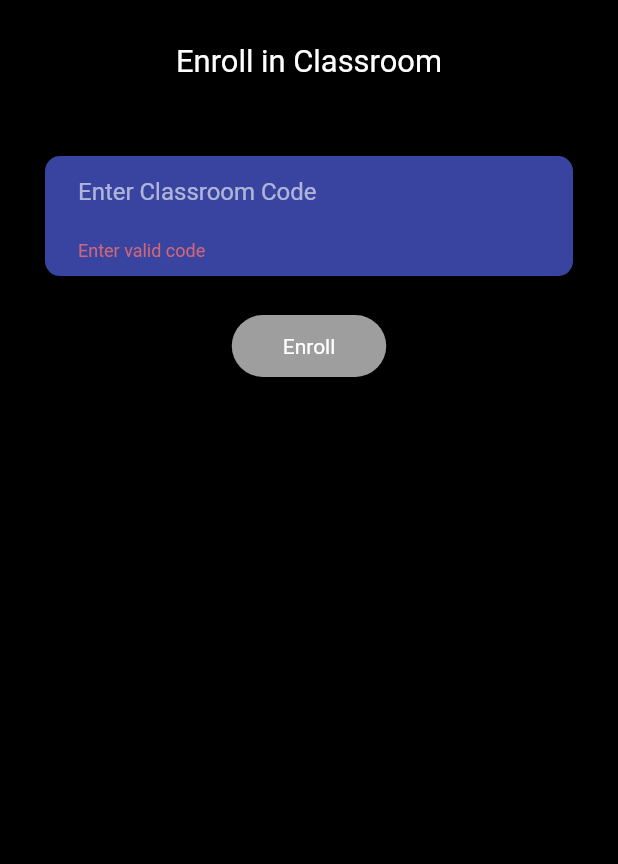
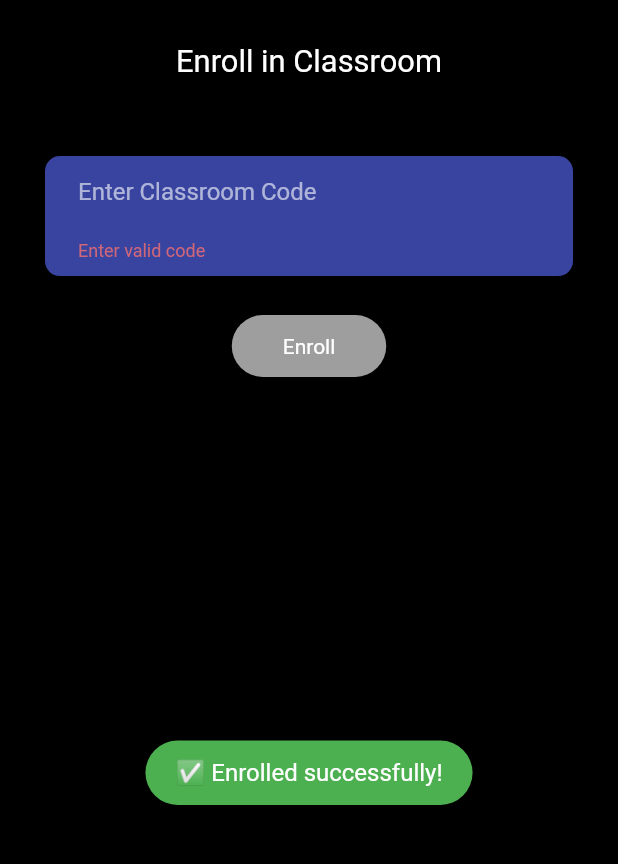
Before and after one commit to rudratejC/UnDoubt, a Flutter app: the EnrollClassroomScreen screen opened directly, after a tap on "Enroll", on a phone screen of 412 x 824 dp, the part 335-1199 px from its top. Run offline on Flutter 3.47's test engine with Material 2 defaults, Android fonts, the phone set to English and light mode, and no system bars; our stand-ins replace cloud_firestore, firebase_auth, firebase_core, firebase_storage, fluttertoast, google_sign_in and 3 more; accounts and stored records are empty.

Commit message:
Toast in all screens implemented

```diff
--- a/lib/screens/bottom_sheet_ans.dart
+++ b/lib/screens/bottom_sheet_ans.dart
@@ -35,7 +35,7 @@ class _BottomSheetWidgetState extends State<BottomSheetWidget> {
     Fluttertoast.showToast(
         msg: "✅ Image will be uploaded shortly!",
         toastLength: Toast.LENGTH_LONG,
-        gravity: ToastGravity.BOTTOM,
+        gravity: ToastGravity.CENTER,
         timeInSecForIosWeb: 1,
         backgroundColor: Colors.green,
         textColor: Colors.white,
--- a/lib/screens/enroll.dart
+++ b/lib/screens/enroll.dart
@@ -1,4 +1,5 @@
 import 'package:flutter/material.dart';
+import 'package:fluttertoast/fluttertoast.dart';
 import 'package:random_string/random_string.dart';
 import 'package:shared_preferences/shared_preferences.dart';
 import 'package:undoubt/helpers/sharedpref_helper.dart';
@@ -118,6 +119,14 @@ class _EnrollClassroomScreenState extends State<EnrollClassroomScreen> {
                           Navigator.pushReplacement(context,
                               MaterialPageRoute(builder: (context) => Home()));
                         }
+                        Fluttertoast.showToast(
+                            msg: "✅ Enrolled successfully!",
+                            toastLength: Toast.LENGTH_LONG,
+                            gravity: ToastGravity.BOTTOM,
+                            timeInSecForIosWeb: 1,
+                            backgroundColor: Colors.green,
+                            textColor: Colors.white,
+                            fontSize: 16.0);
                       },
                       child: Container(
                         decoration: BoxDecoration(
```
Also changed, not shown: lib/screens/create_classroom.dart (+9 -0 lines).
